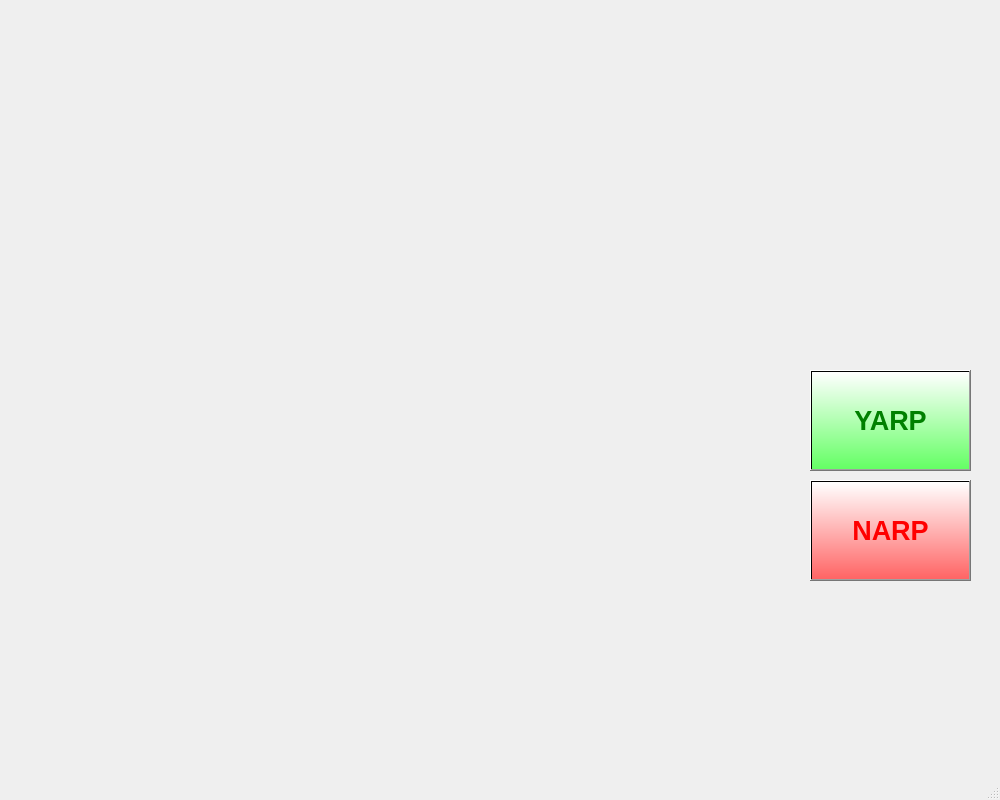
First picture: the form in layout_sm_human_validator.ui, repository kiwimatto/2dpolim-analysis, before the edit.
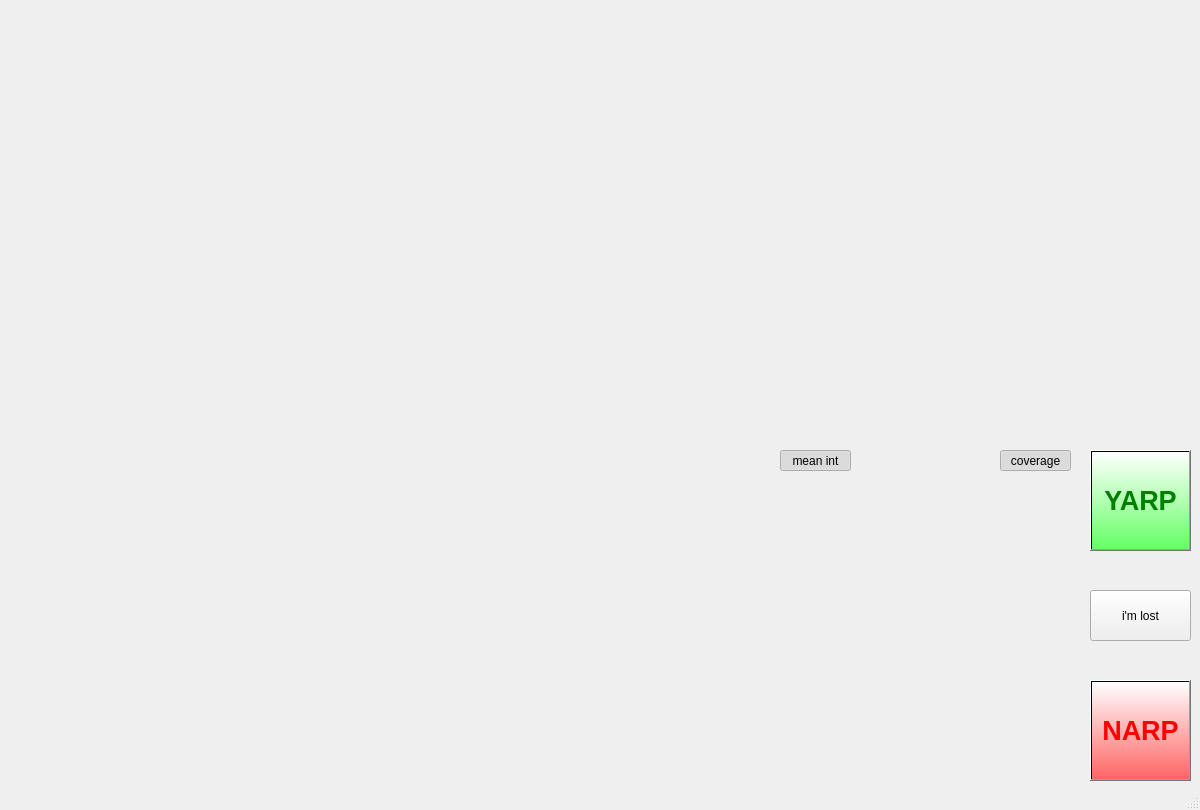
Second picture: the form after the edit.

Commit message: Bugfixes, and validator almost at 1.0

```diff
--- a/layout_sm_human_validator.ui
+++ b/layout_sm_human_validator.ui
@@ -6,21 +6,24 @@
    <rect>
     <x>0</x>
     <y>0</y>
-    <width>1000</width>
-    <height>800</height>
+    <width>1200</width>
+    <height>810</height>
    </rect>
   </property>
   <property name="windowTitle">
    <string>MainWindow</string>
   </property>
+  <property name="styleSheet">
+   <string notr="true"/>
+  </property>
   <widget class="QWidget" name="centralwidget">
    <widget class="QWidget" name="intPlotWidget" native="true">
     <property name="geometry">
      <rect>
       <x>10</x>
       <y>10</y>
-      <width>981</width>
-      <height>311</height>
+      <width>1181</width>
+      <height>161</height>
      </rect>
     </property>
    </widget>
@@ -28,9 +31,9 @@
     <property name="geometry">
      <rect>
       <x>10</x>
-      <y>320</y>
-      <width>981</width>
-      <height>31</height>
+      <y>170</y>
+      <width>1181</width>
+      <height>41</height>
      </rect>
     </property>
    </widget>
@@ -38,31 +41,34 @@
     <property name="geometry">
      <rect>
       <x>10</x>
-      <y>370</y>
-      <width>371</width>
-      <height>371</height>
+      <y>210</y>
+      <width>556</width>
+      <height>531</height>
      </rect>
     </property>
    </widget>
    <widget class="QWidget" name="projectionsPlotWidget" native="true">
     <property name="geometry">
      <rect>
-      <x>410</x>
-      <y>370</y>
-      <width>371</width>
-      <height>371</height>
+      <x>580</x>
+      <y>210</y>
+      <width>611</width>
+      <height>181</height>
      </rect>
     </property>
    </widget>
    <widget class="QPushButton" name="yarpPushButton">
     <property name="geometry">
      <rect>
-      <x>810</x>
-      <y>370</y>
-      <width>161</width>
+      <x>1090</x>
+      <y>450</y>
+      <width>101</width>
       <height>101</height>
      </rect>
     </property>
+    <property name="autoFillBackground">
+     <bool>true</bool>
+    </property>
     <property name="styleSheet">
      <string notr="true">background-color: qlineargradient(spread:pad, x1:0, y1:0, x2:0, y2:1, stop:0 rgba(255, 255, 255, 255), stop:1 rgba(100, 255, 100, 255));
 font-weight: bold;
@@ -77,12 +83,15 @@
    <widget class="QPushButton" name="narpPushButton">
     <property name="geometry">
      <rect>
-      <x>810</x>
-      <y>480</y>
-      <width>161</width>
+      <x>1090</x>
+      <y>680</y>
+      <width>101</width>
       <height>101</height>
      </rect>
     </property>
+    <property name="autoFillBackground">
+     <bool>true</bool>
+    </property>
     <property name="styleSheet">
      <string notr="true">background-color: qlineargradient(spread:pad, x1:0, y1:0, x2:0, y2:1, stop:0 rgba(255, 255, 255, 255), stop:1 rgba(255, 100, 100, 255));
 font-weight: bold;
@@ -99,21 +108,117 @@
      <rect>
       <x>10</x>
       <y>740</y>
-      <width>371</width>
-      <height>31</height>
+      <width>556</width>
+      <height>41</height>
      </rect>
     </property>
    </widget>
    <widget class="QWidget" name="ProjectionsPlotToolsWidget" native="true">
     <property name="geometry">
      <rect>
-      <x>410</x>
+      <x>580</x>
+      <y>390</y>
+      <width>611</width>
+      <height>41</height>
+     </rect>
+    </property>
+   </widget>
+   <widget class="QWidget" name="ETmodelPlotWidget" native="true">
+    <property name="geometry">
+     <rect>
+      <x>570</x>
+      <y>560</y>
+      <width>171</width>
+      <height>181</height>
+     </rect>
+    </property>
+   </widget>
+   <widget class="QWidget" name="spotcoveragePlotWidget" native="true">
+    <property name="geometry">
+     <rect>
+      <x>780</x>
+      <y>450</y>
+      <width>291</width>
+      <height>291</height>
+     </rect>
+    </property>
+    <widget class="QPushButton" name="meanintPushButton">
+     <property name="geometry">
+      <rect>
+       <x>0</x>
+       <y>0</y>
+       <width>71</width>
+       <height>21</height>
+      </rect>
+     </property>
+     <property name="styleSheet">
+      <string notr="true"/>
+     </property>
+     <property name="text">
+      <string>mean int</string>
+     </property>
+     <property name="checkable">
+      <bool>true</bool>
+     </property>
+     <property name="checked">
+      <bool>true</bool>
+     </property>
+    </widget>
+    <widget class="QPushButton" name="coveragePushButton">
+     <property name="geometry">
+      <rect>
+       <x>220</x>
+       <y>0</y>
+       <width>71</width>
+       <height>21</height>
+      </rect>
+     </property>
+     <property name="styleSheet">
+      <string notr="true"/>
+     </property>
+     <property name="text">
+      <string>coverage</string>
+     </property>
+     <property name="checkable">
+      <bool>true</bool>
+     </property>
+     <property name="checked">
+      <bool>true</bool>
+     </property>
+    </widget>
+   </widget>
+   <widget class="QWidget" name="spotcoveragePlotToolsWidget" native="true">
+    <property name="geometry">
+     <rect>
+      <x>780</x>
       <y>740</y>
-      <width>371</width>
-      <height>31</height>
+      <width>291</width>
+      <height>41</height>
      </rect>
     </property>
    </widget>
+   <widget class="QPushButton" name="imlostPushButton">
+    <property name="geometry">
+     <rect>
+      <x>1090</x>
+      <y>590</y>
+      <width>101</width>
+      <height>51</height>
+     </rect>
+    </property>
+    <property name="autoFillBackground">
+     <bool>true</bool>
+    </property>
+    <property name="styleSheet">
+     <string notr="true"/>
+    </property>
+    <property name="text">
+     <string>i'm lost</string>
+    </property>
+    <property name="checkable">
+     <bool>true</bool>
+    </property>
+   </widget>
   </widget>
   <widget class="QStatusBar" name="statusbar"/>
  </widget>
```
The commit also changes 12 other files.
